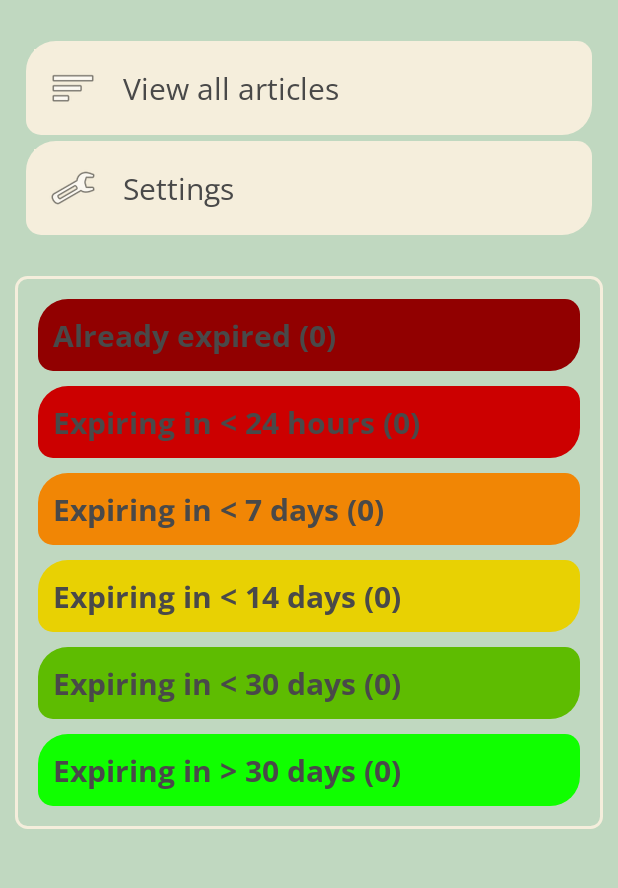
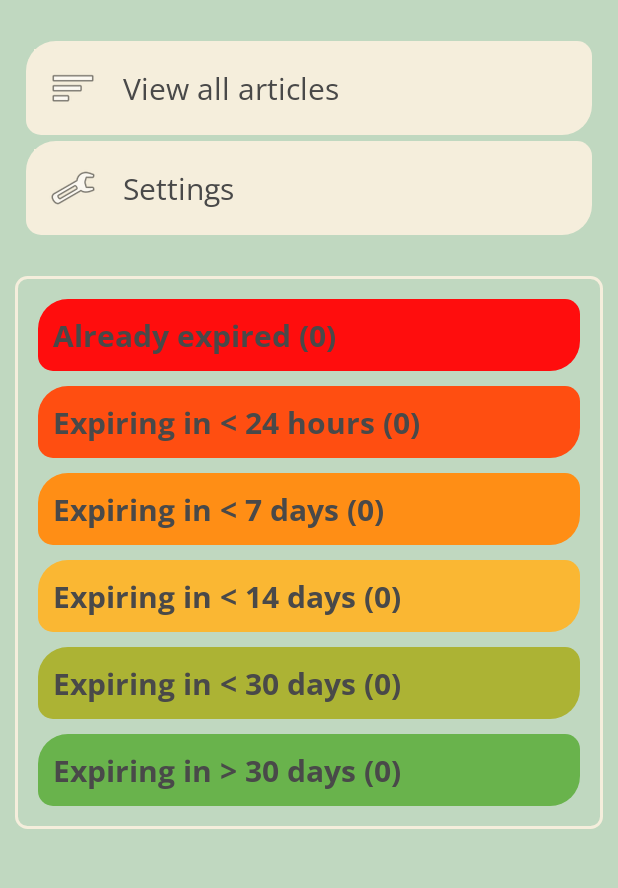
Before and after one commit to NikolaOgnjenovic/XPDate, an Android app: the screen it shows after launch (MainActivity), on a phone screen of 412 x 824 dp, the part 159-1047 px from its top. Run offline under Robolectric (Android 15) with nearby library versions, the phone set to English and light mode, and no system bars; 2 statements that could not run were skipped.

Commit message:
Changed main menu colors

```diff
--- a/app/src/main/res/values/colors.xml
+++ b/app/src/main/res/values/colors.xml
@@ -7,10 +7,10 @@
     <color name="transparent">#00000000</color>
     <color name="lightBrown">#c7b299</color>
     <color name="darkBrown">#736357</color>
-    <color name="darkRed">#910000</color>
-    <color name="red">#CC0000</color>
-    <color name="orange">#F18605</color>
-    <color name="yellow">#E8D103</color>
-    <color name="lightGreen">#5EBC01</color>
-    <color name="green">#10FF00</color>
+    <color name="darkRed">#FF0D0D</color>
+    <color name="red">#FF4E11</color>
+    <color name="orange">#FF8E15</color>
+    <color name="yellow">#FAB733</color>
+    <color name="lightGreen">#ACB334</color>
+    <color name="green">#69B34C</color>
 </resources>
--- a/build.gradle
+++ b/build.gradle
@@ -6,8 +6,8 @@ buildscript {
         jcenter()
     }
     dependencies {
-        classpath 'com.android.tools.build:gradle:7.2.0'
-        classpath 'com.google.gms:google-services:4.3.10'
+        classpath 'com.android.tools.build:gradle:7.2.1'
+        classpath 'com.google.gms:google-services:4.3.13'
         // NOTE: Do not place your application dependencies here; they belong
         // in the individual module build.gradle files
     }
```
